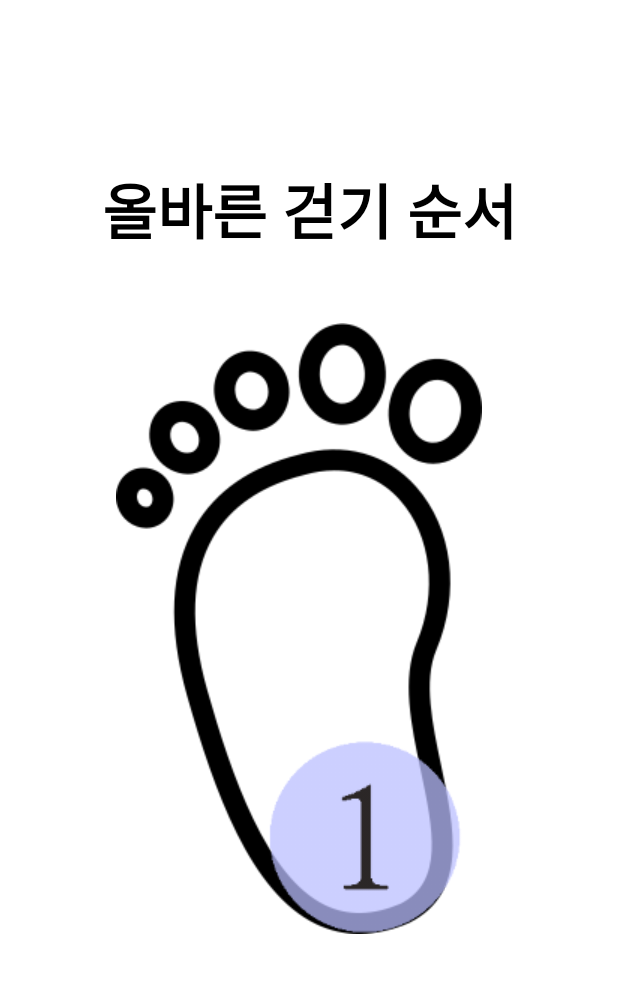
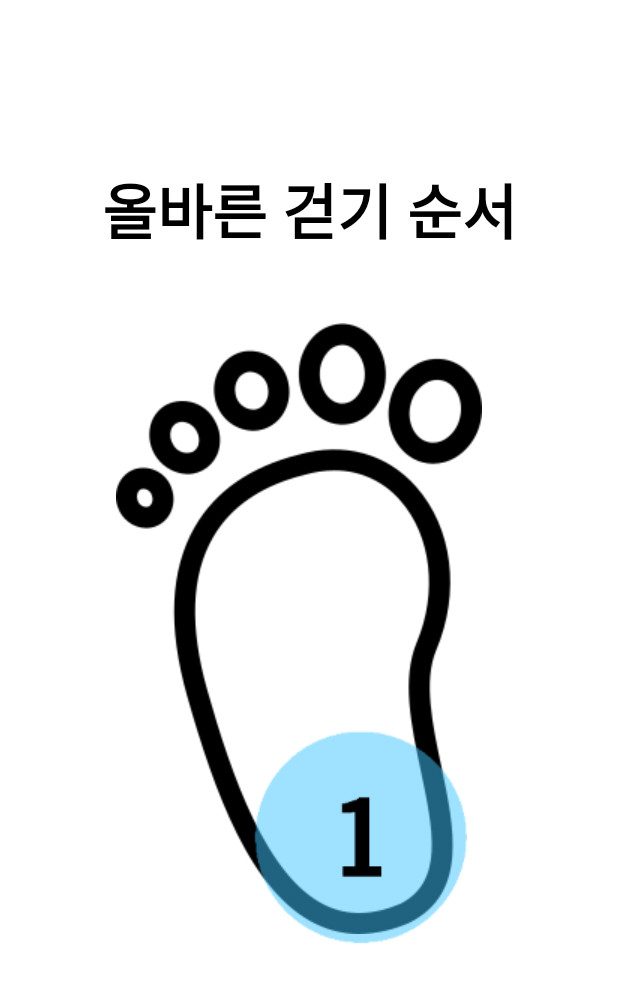
Before and after one commit to wjddbwn/WalkOn, an Android app: the fragment Fragment2 shown on its own in the app's theme, on a phone screen of 412 x 824 dp. Shown: the top 983 px of the screen. Run offline under Robolectric (Android 15) with nearby library versions, the phone set to English and light mode, and no system bars; Roboto replaces fonts that are not available here.

Commit message:
이미지 변경

```diff
--- a/app/build.gradle.kts
+++ b/app/build.gradle.kts
@@ -62,6 +62,4 @@ dependencies {
     implementation ("com.github.bumptech.glide:glide:4.15.1")
     annotationProcessor("com.github.bumptech.glide:compiler:4.15.1")
     implementation ("com.github.PhilJay:MPAndroidChart:v3.1.0")
-    implementation ("com.github.felHR85:UsbSerial:6.1.0")
-
 }
--- a/app/src/main/java/com/walkon/firebase/Fragment2.java
+++ b/app/src/main/java/com/walkon/firebase/Fragment2.java
@@ -35,17 +35,17 @@ public class Fragment2 extends Fragment {
 
         // Glide를 사용해 이미지 로드
         Glide.with(this)
-                .load(R.drawable.number3) // 실제 이미지 리소스
+                .load(R.drawable.num1) // 실제 이미지 리소스
                 .override(145, 145) // 크기 제한
                 .into(sq1Image);
 
         Glide.with(this)
-                .load(R.drawable.number2) // 실제 이미지 리소스
+                .load(R.drawable.num2) // 실제 이미지 리소스
                 .override(145, 145) // 크기 제한
                 .into(sq2Image);
 
         Glide.with(this)
-                .load(R.drawable.number1) // 실제 이미지 리소스
+                .load(R.drawable.num3) // 실제 이미지 리소스
                 .override(100, 100) // 크기 제한
                 .into(sq3Image);
 
--- a/app/src/main/res/layout/fragment_tutorial.xml
+++ b/app/src/main/res/layout/fragment_tutorial.xml
@@ -36,7 +36,7 @@
         android:id="@+id/sq1"
         android:layout_width="145dp"
         android:layout_height="145dp"
-        android:src="@drawable/number3"
+        android:src="@drawable/num1"
         app:layout_constraintTop_toTopOf="@+id/sole"
         app:layout_constraintStart_toStartOf="parent"
         app:layout_constraintEnd_toEndOf="parent"
@@ -48,18 +48,19 @@
         android:id="@+id/sq2"
         android:layout_width="145dp"
         android:layout_height="145dp"
-        app:layout_constraintTop_toTopOf="@+id/sole"
+        android:layout_marginTop="148dp"
+        android:layout_marginRight="185dp"
+        android:src="@drawable/num2"
+        app:layout_constraintEnd_toEndOf="parent"
+        app:layout_constraintHorizontal_bias="1.0"
         app:layout_constraintStart_toStartOf="parent"
-        app:layout_constraintEnd_toEndOf="parent"
-        android:layout_marginTop="140dp"
-        android:layout_marginRight="85dp"
-        android:src="@drawable/number2"/>
+        app:layout_constraintTop_toTopOf="@+id/sole" />
 
     <ImageView
         android:id="@+id/sq3"
         android:layout_width="100dp"
         android:layout_height="100dp"
-        android:src="@drawable/number1"
+        android:src="@drawable/num3"
         app:layout_constraintTop_toTopOf="@+id/sole"
         app:layout_constraintStart_toStartOf="parent"
         app:layout_constraintEnd_toEndOf="parent"
```
Also changed, not shown: app/src/main/java/com/walkon/firebase/MainActivity.java (+83 -89 lines), app/src/main/res/drawable/num1.png (added), app/src/main/res/drawable/num2.png (added), app/src/main/res/drawable/num3.png (added), app/src/main/res/drawable/number1.png (deleted), app/src/main/res/drawable/number2.png (deleted), app/src/main/res/drawable/number3.png (deleted).
